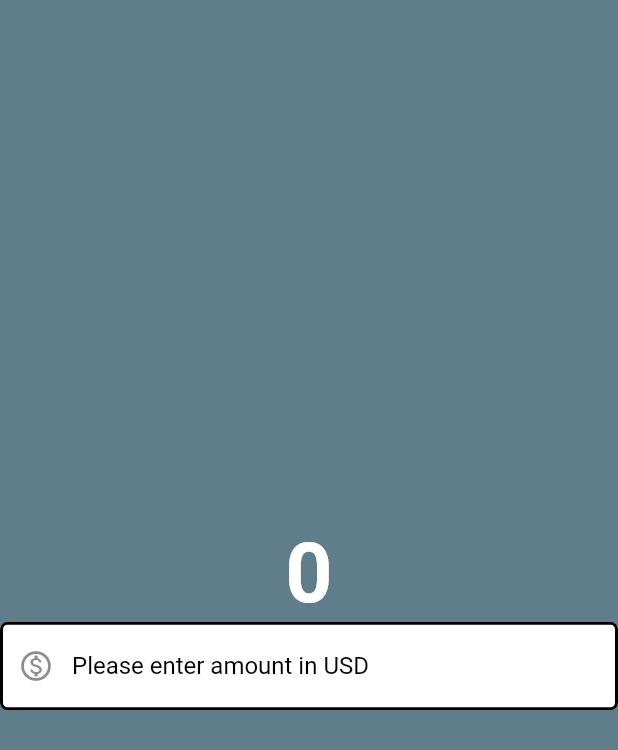
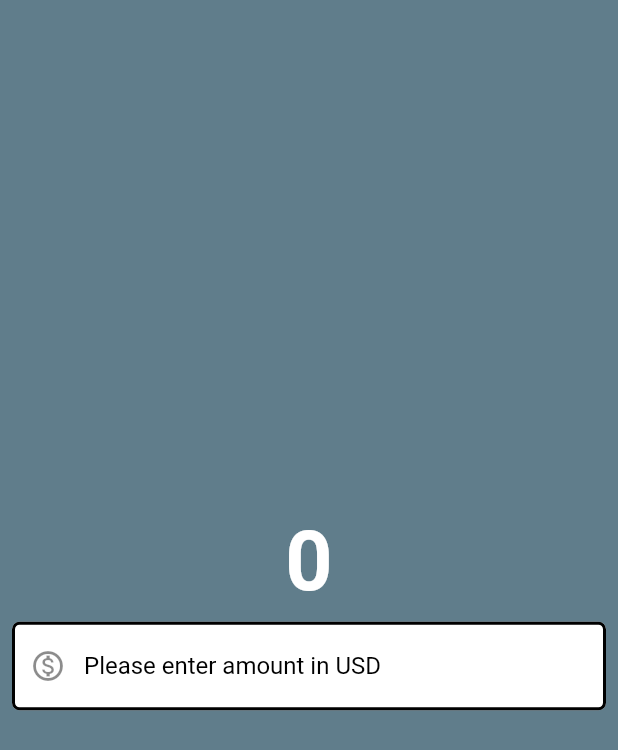
Before and after one commit to belal-bh/flutter-currency-converter, a Flutter app: the screen it shows after launch, on a phone screen of 412 x 824 dp. Shown: the top 750 px of the screen. Run offline on Flutter 3.47's test engine with Material 2 defaults, Android fonts, the phone set to English and light mode, and no system bars.

Commit message:
adds padding

```diff
--- a/lib/currency_converter_material_page.dart
+++ b/lib/currency_converter_material_page.dart
@@ -26,7 +26,9 @@ class CurrencyConverterMaterialPage extends StatelessWidget {
                   fontWeight: FontWeight.bold,
                   color: Color.fromARGB(255, 255, 255, 255)),
             ),
-            TextField(
+            Container(
+              padding: const EdgeInsets.all(8.0),
+              child: TextField(
                 style: const TextStyle(color: Colors.black),
                 decoration: InputDecoration(
                   hintText: "Please enter amount in USD",
@@ -39,6 +41,9 @@ class CurrencyConverterMaterialPage extends StatelessWidget {
                   focusedBorder: border,
                   enabledBorder: border,
                 ),
+                keyboardType:
+                    const TextInputType.numberWithOptions(decimal: true),
+              ),
             ),
           ],
         ),
```
Lines whose indentation alone changed are shown as unchanged.
